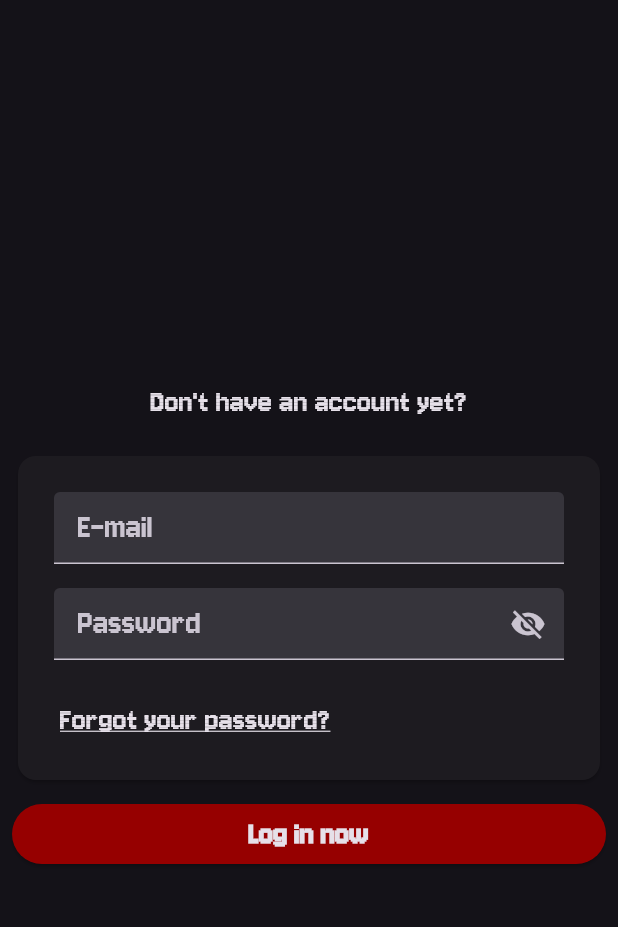
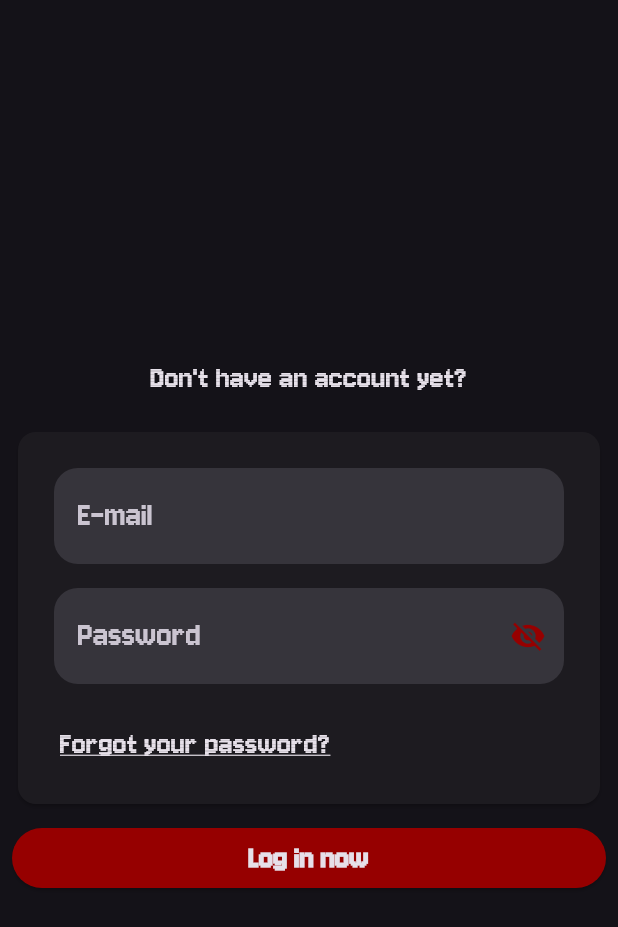
Before and after one commit to No0ne09/trials_of_valhalla, a Flutter app: the screen it shows after launch, on a phone screen of 412 x 824 dp. Shown: the top 927 px of the screen. Run offline on Flutter 3.47's test engine with Material 3 defaults, Android fonts, the phone set to English and light mode, and no system bars; our stand-ins replace firebase_auth, firebase_core, form_validator; accounts and stored records are empty; generated files the repository leaves out were written again.

Commit message:
styling textfield

```diff
--- a/lib/helpers/constants.dart
+++ /dev/null
@@ -1,4 +0,0 @@
-import 'package:flutter/material.dart';
-
-const defaultFontFamily = 'Jersey10';
-const accentColor = Color.fromRGBO(150, 0, 0, 1);
--- /dev/null
+++ b/lib/helpers/theme.dart
@@ -0,0 +1,10 @@
+import 'package:flutter/material.dart';
+
+const defaultFontFamily = 'Jersey10';
+const accentColor = Color.fromRGBO(150, 0, 0, 1);
+OutlineInputBorder getTextFieldBorder({Color color = Colors.transparent}) {
+  return OutlineInputBorder(
+    borderRadius: BorderRadius.circular(16),
+    borderSide: BorderSide(color: color),
+  );
+}
--- a/lib/screens/auth_screen.dart
+++ b/lib/screens/auth_screen.dart
@@ -1,6 +1,6 @@
 import 'package:firebase_auth/firebase_auth.dart';
 import 'package:flutter/material.dart';
-import 'package:trials_of_valhalla/helpers/constants.dart';
+import 'package:trials_of_valhalla/helpers/theme.dart';
 import 'package:trials_of_valhalla/helpers/functions.dart';
 import 'package:trials_of_valhalla/helpers/strings.dart';
 import 'package:trials_of_valhalla/helpers/validators.dart';
--- a/lib/widgets/auth_button.dart
+++ b/lib/widgets/auth_button.dart
@@ -1,5 +1,5 @@
 import 'package:flutter/material.dart';
-import 'package:trials_of_valhalla/helpers/constants.dart';
+import 'package:trials_of_valhalla/helpers/theme.dart';
 
 class AuthButton extends StatelessWidget {
   const AuthButton({
--- a/lib/widgets/base_textfield.dart
+++ b/lib/widgets/base_textfield.dart
@@ -1,5 +1,5 @@
 import 'package:flutter/material.dart';
-import 'package:trials_of_valhalla/helpers/constants.dart';
+import 'package:trials_of_valhalla/helpers/theme.dart';
 
 class BaseTextfield extends StatefulWidget {
   const BaseTextfield({
@@ -44,6 +44,7 @@ class _BaseTextfieldState extends State<BaseTextfield> {
     return Padding(
       padding: const EdgeInsets.all(8.0),
       child: TextFormField(
+        cursorColor: accentColor,
         keyboardType: widget.isEmail ? TextInputType.emailAddress : null,
         controller: widget.controller,
         style: Theme.of(context).textTheme.headlineSmall!.copyWith(
@@ -58,24 +59,32 @@ class _BaseTextfieldState extends State<BaseTextfield> {
           _focusNode.unfocus();
         },
         decoration: InputDecoration(
+          errorBorder: getTextFieldBorder(color: accentColor),
           errorStyle: const TextStyle(
-              color: accentColor, fontFamily: defaultFontFamily),
+            color: accentColor,
+            fontFamily: defaultFontFamily,
+            fontSize: 16,
+          ),
           filled: true,
           hintText: widget.hint,
+          iconColor: accentColor,
           suffixIcon: widget.isPassword
               ? ExcludeFocus(
                   child: IconButton(
-                    onPressed: () {
-                      setState(() {
-                        _hidden = !_hidden;
-                      });
-                    },
-                    icon: _hidden
-                        ? const Icon(Icons.visibility_off)
-                        : const Icon(Icons.visibility),
-                  ),
+                      onPressed: () {
+                        setState(() {
+                          _hidden = !_hidden;
+                        });
+                      },
+                      icon: Icon(
+                        _hidden ? Icons.visibility_off : Icons.visibility,
+                        color: accentColor,
+                      )),
                 )
               : null,
+          enabledBorder: getTextFieldBorder(),
+          focusedBorder: getTextFieldBorder(),
+          border: getTextFieldBorder(),
         ),
       ),
     );
--- a/lib/widgets/popups/info_popup.dart
+++ b/lib/widgets/popups/info_popup.dart
@@ -1,5 +1,5 @@
 import 'package:flutter/material.dart';
-import 'package:trials_of_valhalla/helpers/constants.dart';
+import 'package:trials_of_valhalla/helpers/theme.dart';
 
 class InfoPopup extends StatelessWidget {
   const InfoPopup({
--- a/lib/widgets/popups/password_reset_popup.dart
+++ b/lib/widgets/popups/password_reset_popup.dart
@@ -1,6 +1,6 @@
 import 'package:firebase_auth/firebase_auth.dart';
 import 'package:flutter/material.dart';
-import 'package:trials_of_valhalla/helpers/constants.dart';
+import 'package:trials_of_valhalla/helpers/theme.dart';
 
 import 'package:trials_of_valhalla/helpers/functions.dart';
 import 'package:trials_of_valhalla/helpers/strings.dart';
```
